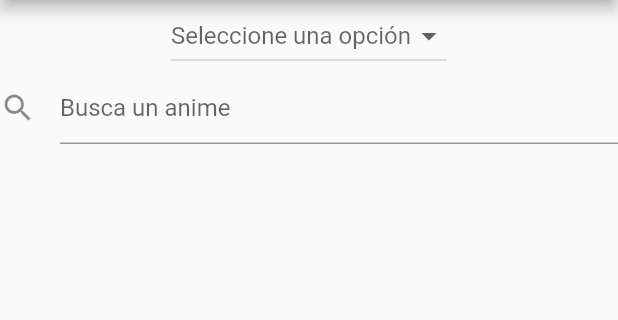
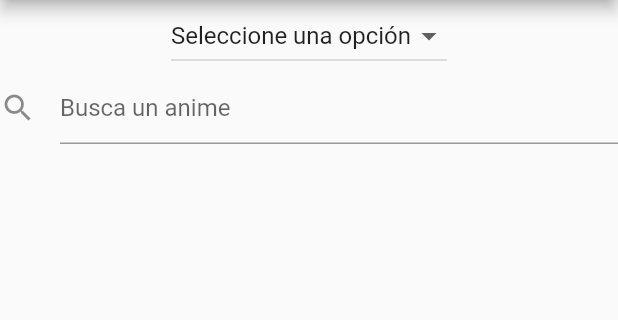
Before and after one commit to ProyectoIWG/ProyectoAnime, a Flutter app: the screen it shows after launch, on a phone screen of 412 x 824 dp, the part 84-404 px from its top. Run offline on Flutter 3.47's test engine with Material 2 defaults, Android fonts, the phone set to English and light mode, and no system bars; our stand-ins replace built_collection, built_value; generated files the repository leaves out were written again.

Commit message:
Little Update

```diff
--- a/ProyectoAnime/lib/Screens/AnimangaSearch.dart
+++ b/ProyectoAnime/lib/Screens/AnimangaSearch.dart
@@ -46,6 +46,7 @@ class _AnimangaSearchState extends State<AnimangaSearch> {
                           width: 50,
                         ),
                         title: Text(_search[position].title),
+                        onTap: () {},
                       ),
                     ),
                   );
--- a/ProyectoAnime/lib/Screens/CharacterPersonSearch.dart
+++ b/ProyectoAnime/lib/Screens/CharacterPersonSearch.dart
@@ -46,6 +46,7 @@ class _CharPerSearchState extends State<CharPerSearch> {
                           width: 50,
                         ),
                         title: Text(_search[position].name),
+                        onTap: () {},
                       ),
                     ),
                   );
--- a/ProyectoAnime/lib/Screens/MyHomePage.dart
+++ b/ProyectoAnime/lib/Screens/MyHomePage.dart
@@ -66,7 +66,10 @@ class MyHomePageStatus extends State<MyHomePage>
                 _tipo = tipo(_value);
               });
             },
-            hint: Text(_vista),
+            hint: Text(
+              _vista,
+              style: TextStyle(color: Colors.black87),
+            ),
           ),
           TextField(
             // donde se busca
```
Also changed, not shown: ProyectoAnime/lib/Screens/AnimeTop.dart (renamed from ProyectoAnime/lib/Tabs/AnimeTop.dart), ProyectoAnime/lib/Screens/MangaTop.dart (renamed from ProyectoAnime/lib/Tabs/MangaTop.dart), 2 other files.
